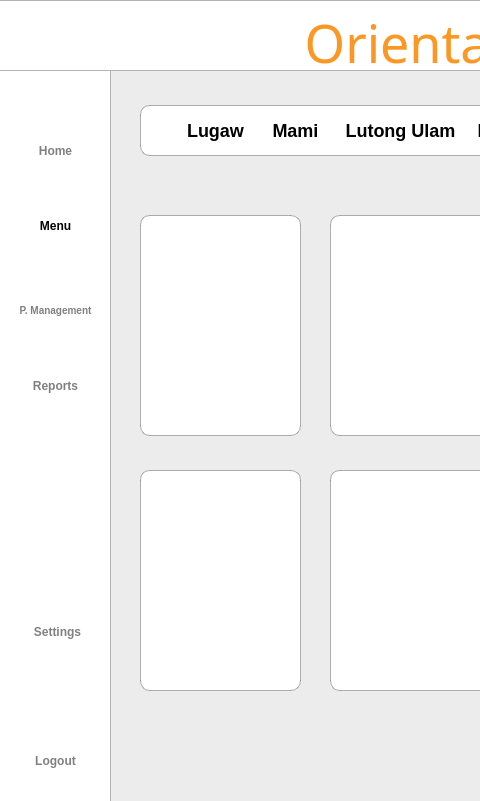
Before: the Qt Designer form Project SE/ui/admin_cashierscreen.ui in Patatims/CCSFEN2_Project, drawn with Qt 5; both pictures show x 0 to 480 and y 0 to 801 of the 1200 by 801 pixel window.
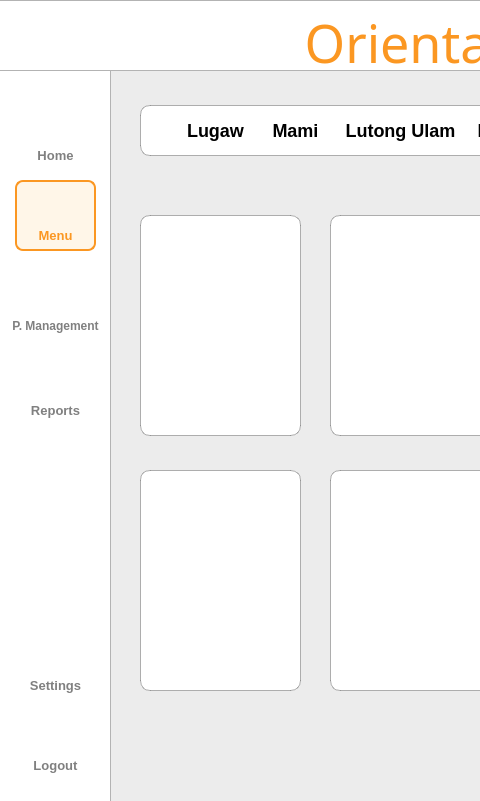
After: the same form once the commit is applied. Icons and pictures are not drawn.

The edit to the form file:
```diff
--- a/Project SE/ui/admin_cashierscreen.ui
+++ b/Project SE/ui/admin_cashierscreen.ui
@@ -480,21 +480,27 @@
    <widget class="QPushButton" name="logoutbtn">
     <property name="geometry">
      <rect>
-      <x>20</x>
-      <y>740</y>
-      <width>71</width>
-      <height>41</height>
+      <x>15</x>
+      <y>750</y>
+      <width>81</width>
+      <height>31</height>
      </rect>
     </property>
     <property name="styleSheet">
-     <string notr="true">QPushButton#logoutbtn{
+     <string notr="true">QPushButton{
     color: rgba(0,0,0, 0.5);
-    font-family: 'Roboto';
-    font-size: 12px;
+    font-family: 'Inter';
+    font-size: 13px;
     font-weight: 500;
 	border:none;
 }
-</string>
+
+QPushButton:hover{
+color: #FB9722;
+border: 2px solid #FB9722;
+border-radius: 8px;
+background-color: rgba(255, 167, 25, 0.1);
+}</string>
     </property>
     <property name="text">
      <string>Logout</string>
@@ -503,21 +509,27 @@
    <widget class="QPushButton" name="settingsbtn">
     <property name="geometry">
      <rect>
-      <x>20</x>
-      <y>620</y>
-      <width>75</width>
-      <height>23</height>
+      <x>15</x>
+      <y>670</y>
+      <width>81</width>
+      <height>31</height>
      </rect>
     </property>
     <property name="styleSheet">
-     <string notr="true">QPushButton#settingsbtn{
+     <string notr="true">QPushButton{
     color: rgba(0,0,0, 0.5);
-    font-family: 'Roboto';
-    font-size: 12px;
+    font-family: 'Inter';
+    font-size: 13px;
     font-weight: 500;
 	border:none;
 }
-</string>
+
+QPushButton:hover{
+color: #FB9722;
+border: 2px solid #FB9722;
+border-radius: 8px;
+background-color: rgba(255, 167, 25, 0.1);
+}</string>
     </property>
     <property name="text">
      <string>Settings</string>
@@ -526,8 +538,8 @@
    <widget class="QLabel" name="settingIcon">
     <property name="geometry">
      <rect>
-      <x>38</x>
-      <y>580</y>
+      <x>39</x>
+      <y>634</y>
       <width>35</width>
       <height>35</height>
      </rect>
@@ -568,17 +580,17 @@
    <widget class="QPushButton" name="menubtn">
     <property name="geometry">
      <rect>
-      <x>10</x>
-      <y>210</y>
-      <width>91</width>
+      <x>15</x>
+      <y>220</y>
+      <width>81</width>
       <height>31</height>
      </rect>
     </property>
     <property name="styleSheet">
-     <string notr="true">QPushButton#menubtn{
-    color: rgba(0,0,0, 1);
-    font-family: 'Roboto';
-    font-size: 12px;
+     <string notr="true">QPushButton{
+    color: #FB9722;;
+    font-family: 'Inter';
+    font-size: 13px;
     font-weight: 500;
 	border:none;
 }
@@ -591,22 +603,22 @@
    <widget class="QLabel" name="p_mIcon">
     <property name="geometry">
      <rect>
-      <x>40</x>
-      <y>260</y>
-      <width>35</width>
-      <height>35</height>
+      <x>37</x>
+      <y>270</y>
+      <width>40</width>
+      <height>40</height>
      </rect>
     </property>
     <property name="minimumSize">
      <size>
-      <width>35</width>
-      <height>35</height>
+      <width>40</width>
+      <height>40</height>
      </size>
     </property>
     <property name="maximumSize">
      <size>
-      <width>35</width>
-      <height>35</height>
+      <width>40</width>
+      <height>40</height>
      </size>
     </property>
     <property name="styleSheet">
@@ -633,21 +645,27 @@
    <widget class="QPushButton" name="p_managementbtn">
     <property name="geometry">
      <rect>
-      <x>10</x>
-      <y>290</y>
-      <width>91</width>
-      <height>41</height>
+      <x>5</x>
+      <y>310</y>
+      <width>101</width>
+      <height>31</height>
      </rect>
     </property>
     <property name="styleSheet">
-     <string notr="true">QPushButton#p_managementbtn{
+     <string notr="true">QPushButton{
     color: rgba(0,0,0, 0.5);
-    font-family: 'Roboto';
-    font-size: 10px;
+    font-family: 'Inter';
+    font-size: 12px;
     font-weight: 500;
 	border:none;
 }
-</string>
+
+QPushButton:hover{
+color: #FB9722;
+border: 2px solid #FB9722;
+border-radius: 8px;
+background-color: rgba(255, 167, 25, 0.1);
+}</string>
     </property>
     <property name="text">
      <string>P. Management</string>
@@ -698,21 +716,27 @@
    <widget class="QPushButton" name="reportbtn">
     <property name="geometry">
      <rect>
-      <x>10</x>
-      <y>370</y>
-      <width>91</width>
+      <x>15</x>
+      <y>395</y>
+      <width>81</width>
       <height>31</height>
      </rect>
     </property>
     <property name="styleSheet">
-     <string notr="true">QPushButton#reportbtn{
+     <string notr="true">QPushButton{
     color: rgba(0,0,0, 0.5);
-    font-family: 'Roboto';
-    font-size: 12px;
+    font-family: 'Inter';
+    font-size: 13px;
     font-weight: 500;
 	border:none;
 }
-</string>
+
+QPushButton:hover{
+color: #FB9722;
+border: 2px solid #FB9722;
+border-radius: 8px;
+background-color: rgba(255, 167, 25, 0.1);
+}</string>
     </property>
     <property name="text">
      <string>Reports</string>
@@ -721,20 +745,27 @@
    <widget class="QPushButton" name="homebtn">
     <property name="geometry">
      <rect>
-      <x>10</x>
-      <y>135</y>
-      <width>91</width>
+      <x>15</x>
+      <y>140</y>
+      <width>81</width>
       <height>31</height>
      </rect>
     </property>
     <property name="styleSheet">
-     <string notr="true">QPushButton#homebtn{
+     <string notr="true">QPushButton{
     color: rgba(0,0,0, 0.5);
-    font-family: 'Roboto';
-    font-size: 12px;
+    font-family: 'Inter';
+    font-size: 13px;
     font-weight: 500;
 	border:none;
 }
+
+QPushButton:hover{
+color: #FB9722;
+border: 2px solid #FB9722;
+border-radius: 8px;
+background-color: rgba(255, 167, 25, 0.1);
+}
 </string>
     </property>
     <property name="text">
@@ -744,8 +775,8 @@
    <widget class="QLabel" name="reportIcon">
     <property name="geometry">
      <rect>
-      <x>40</x>
-      <y>340</y>
+      <x>39</x>
+      <y>360</y>
       <width>35</width>
       <height>35</height>
      </rect>
@@ -787,43 +818,63 @@
     <property name="geometry">
      <rect>
       <x>40</x>
+      <y>190</y>
+      <width>30</width>
+      <height>30</height>
+     </rect>
+    </property>
+    <property name="minimumSize">
+     <size>
+      <width>30</width>
+      <height>30</height>
+     </size>
+    </property>
+    <property name="maximumSize">
+     <size>
+      <width>35</width>
+      <height>35</height>
+     </size>
+    </property>
+    <property name="styleSheet">
+     <string notr="true">QLabel#Pmanagementbtn{
+    color: rgba(0,0,0, 0.5);
+    font-family: 'Roboto';
+    font-size: 11px;
+    font-weight: 300;
+}</string>
+    </property>
+    <property name="text">
+     <string/>
+    </property>
+    <property name="pixmap">
+     <pixmap resource="../resource.qrc">:/icon/icons/menu2.png</pixmap>
+    </property>
+    <property name="scaledContents">
+     <bool>true</bool>
+    </property>
+    <property name="alignment">
+     <set>Qt::AlignCenter</set>
+    </property>
+   </widget>
+   <widget class="QLabel" name="label_2">
+    <property name="geometry">
+     <rect>
+      <x>15</x>
       <y>180</y>
-      <width>30</width>
-      <height>30</height>
+      <width>81</width>
+      <height>71</height>
      </rect>
     </property>
-    <property name="minimumSize">
-     <size>
-      <width>30</width>
-      <height>30</height>
-     </size>
-    </property>
-    <property name="maximumSize">
-     <size>
-      <width>35</width>
-      <height>35</height>
-     </size>
-    </property>
     <property name="styleSheet">
-     <string notr="true">QLabel#Pmanagementbtn{
-    color: rgba(0,0,0, 0.5);
-    font-family: 'Roboto';
-    font-size: 11px;
-    font-weight: 300;
+     <string notr="true">QLabel{
+	background-color: rgba(255, 167, 25, 0.1);
+	border: 2px solid #FB9722;
+	border-radius: 8px;
 }</string>
     </property>
     <property name="text">
      <string/>
     </property>
-    <property name="pixmap">
-     <pixmap resource="../resource.qrc">:/icon/icons/menu.png</pixmap>
-    </property>
-    <property name="scaledContents">
-     <bool>true</bool>
-    </property>
-    <property name="alignment">
-     <set>Qt::AlignCenter</set>
-    </property>
    </widget>
    <zorder>whitebg_10</zorder>
    <zorder>sidebar</zorder>
@@ -849,14 +900,15 @@
    <zorder>logoutbtn</zorder>
    <zorder>settingsbtn</zorder>
    <zorder>settingIcon</zorder>
-   <zorder>menubtn</zorder>
    <zorder>p_mIcon</zorder>
    <zorder>p_managementbtn</zorder>
    <zorder>homeIcon</zorder>
    <zorder>reportbtn</zorder>
    <zorder>homebtn</zorder>
    <zorder>reportIcon</zorder>
+   <zorder>label_2</zorder>
    <zorder>menuIcon</zorder>
+   <zorder>menubtn</zorder>
   </widget>
  </widget>
  <resources>
```
